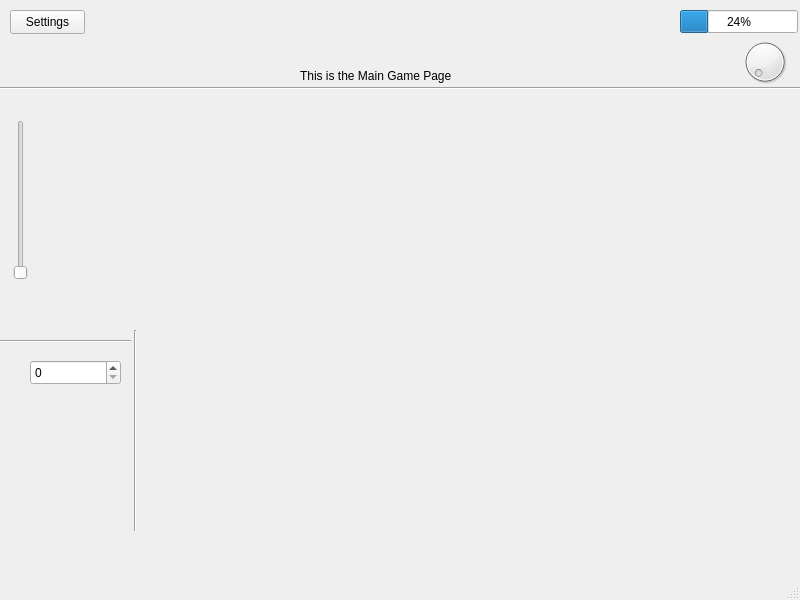
The window that mainwindow.ui (NandhiniRam2005/CS3505-Group-Assignment9-LifeInvestor) describes before a commit, drawn with Qt 5.
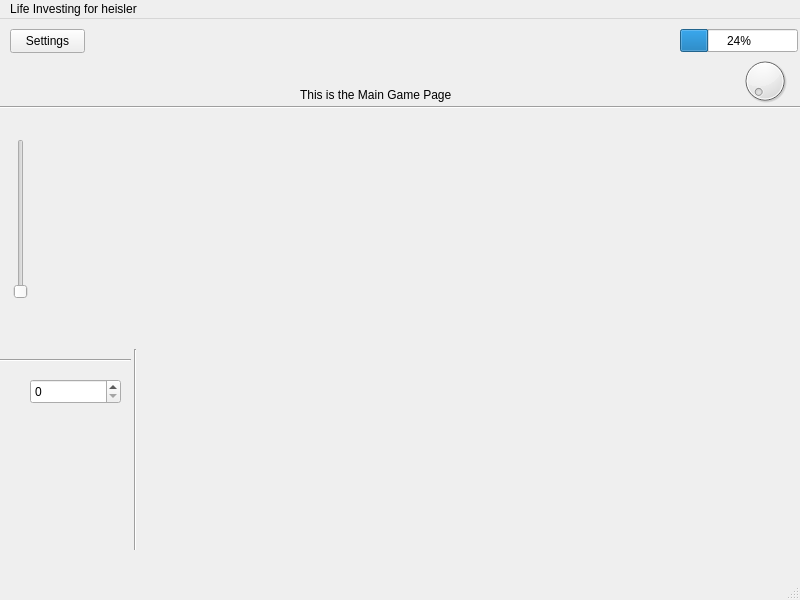
The same window after the commit. Icons and pictures are not drawn.

Commit message: Settings button works and saves last visited page

What changed in the file:
```diff
--- a/mainwindow.ui
+++ b/mainwindow.ui
@@ -138,23 +138,6 @@
        <number>24</number>
       </property>
      </widget>
-     <widget class="QPushButton" name="settingsButton">
-      <property name="geometry">
-       <rect>
-        <x>10</x>
-        <y>10</y>
-        <width>75</width>
-        <height>24</height>
-       </rect>
-      </property>
-      <property name="text">
-       <string>Settings</string>
-      </property>
-      <property name="icon">
-       <iconset resource="resources.qrc">
-        <normaloff>:/icons/icons/test.png</normaloff>:/icons/icons/test.png</iconset>
-      </property>
-     </widget>
      <widget class="Line" name="line_3">
       <property name="geometry">
        <rect>
@@ -170,7 +153,7 @@
      </widget>
      <widget class="QPushButton" name="Phone">
       <property name="enabled">
-       <bool>false</bool>
+       <bool>true</bool>
       </property>
       <property name="geometry">
        <rect>
@@ -240,7 +223,7 @@
      </widget>
      <widget class="QPushButton" name="closePhoneButton">
       <property name="enabled">
-       <bool>false</bool>
+       <bool>true</bool>
       </property>
       <property name="geometry">
        <rect>
@@ -348,7 +331,7 @@
      </widget>
      <widget class="QWidget" name="Apps" native="true">
       <property name="enabled">
-       <bool>false</bool>
+       <bool>true</bool>
       </property>
       <property name="geometry">
        <rect>
@@ -360,7 +343,7 @@
       </property>
       <widget class="QPushButton" name="App1">
        <property name="enabled">
-        <bool>false</bool>
+        <bool>true</bool>
        </property>
        <property name="geometry">
         <rect>
@@ -394,7 +377,7 @@
       </widget>
       <widget class="QPushButton" name="App2">
        <property name="enabled">
-        <bool>false</bool>
+        <bool>true</bool>
        </property>
        <property name="geometry">
         <rect>
@@ -428,7 +411,7 @@
       </widget>
       <widget class="QPushButton" name="App3">
        <property name="enabled">
-        <bool>false</bool>
+        <bool>true</bool>
        </property>
        <property name="geometry">
         <rect>
@@ -462,7 +445,7 @@
       </widget>
       <widget class="QPushButton" name="App4">
        <property name="enabled">
-        <bool>false</bool>
+        <bool>true</bool>
        </property>
        <property name="geometry">
         <rect>
@@ -496,7 +479,7 @@
       </widget>
       <widget class="QPushButton" name="App5">
        <property name="enabled">
-        <bool>false</bool>
+        <bool>true</bool>
        </property>
        <property name="geometry">
         <rect>
@@ -530,7 +513,7 @@
       </widget>
       <widget class="QPushButton" name="App6">
        <property name="enabled">
-        <bool>false</bool>
+        <bool>true</bool>
        </property>
        <property name="geometry">
         <rect>
@@ -842,6 +825,31 @@
      </widget>
     </widget>
    </widget>
+   <widget class="QPushButton" name="settingsButton">
+    <property name="enabled">
+     <bool>true</bool>
+    </property>
+    <property name="geometry">
+     <rect>
+      <x>10</x>
+      <y>10</y>
+      <width>75</width>
+      <height>24</height>
+     </rect>
+    </property>
+    <property name="text">
+     <string>Settings</string>
+    </property>
+    <property name="icon">
+     <iconset resource="resources.qrc">
+      <normaloff>:/icons/icons/test.png</normaloff>
+      <disabledoff>:/icons/icons/blank.png</disabledoff>
+      <disabledon>:/icons/icons/blank.png</disabledon>:/icons/icons/test.png</iconset>
+    </property>
+    <property name="flat">
+     <bool>false</bool>
+    </property>
+   </widget>
   </widget>
   <widget class="QMenuBar" name="menubar">
    <property name="geometry">
@@ -852,6 +860,12 @@
      <height>21</height>
     </rect>
    </property>
+   <widget class="QMenu" name="menuLife_Investing_for_gang">
+    <property name="title">
+     <string>Life Investing for heisler</string>
+    </property>
+   </widget>
+   <addaction name="menuLife_Investing_for_gang"/>
   </widget>
   <widget class="QStatusBar" name="statusbar"/>
  </widget>
```
Left out of the diff: 9 changed lines with no effect on the pictures. The commit also changes 4 other files.
